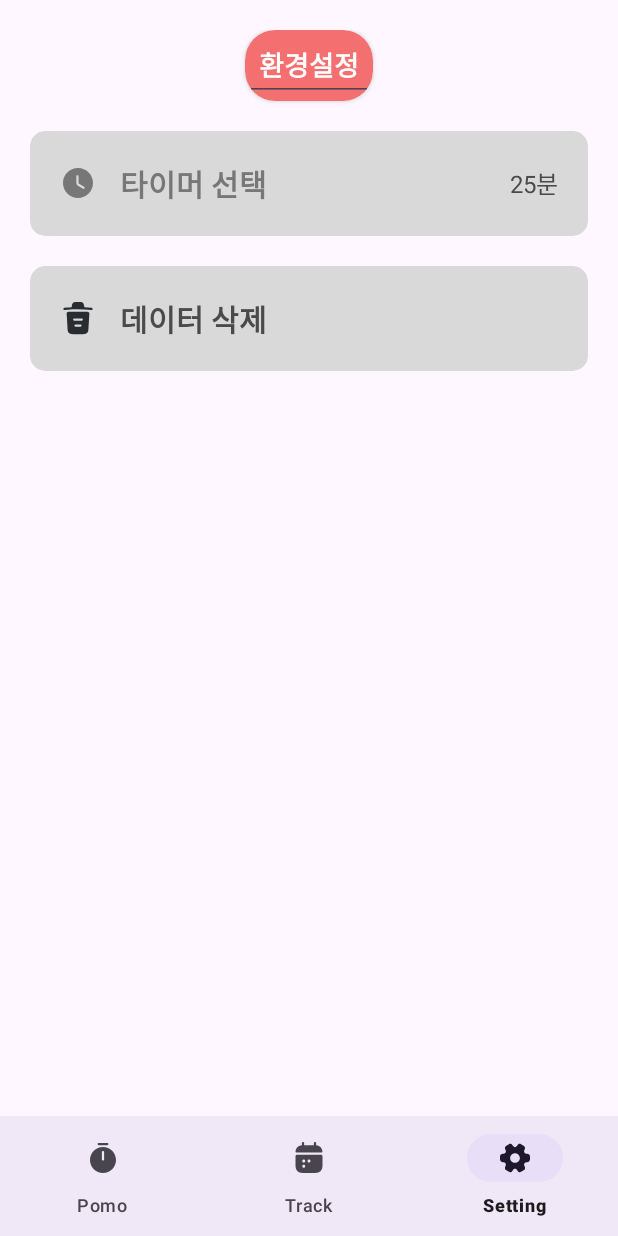
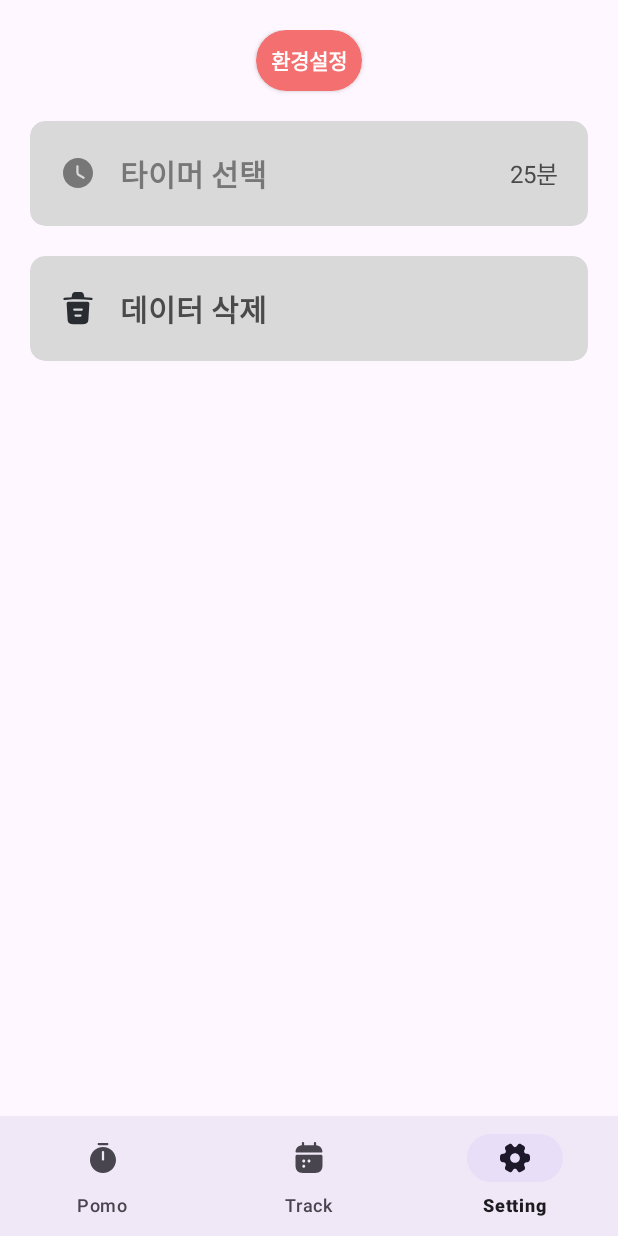
Before and after one commit to Haneol/pomodoro-app, an Android app: the SettingFragment screen opened through its navigation route, on a phone screen of 412 x 824 dp. Run offline under Robolectric (Android 15) with nearby library versions, the phone set to English and light mode, and no system bars; our stand-ins replace navigation-ui; 1 statement that could not run was skipped.

Commit message:
Update fragment_setting.xml

```diff
--- a/app/src/main/res/layout/fragment_setting.xml
+++ b/app/src/main/res/layout/fragment_setting.xml
@@ -14,11 +14,11 @@
         app:cardBackgroundColor="#F46F6F"
         app:cardCornerRadius="20dp">
 
-        <EditText
+        <TextView
             android:layout_width="wrap_content"
             android:layout_height="wrap_content"
-            android:ems="4"
             android:inputType="text"
+            android:padding="10dp"
             android:text="환경설정"
             android:textAlignment="center"
             android:textColor="#FFFFFF"
```
